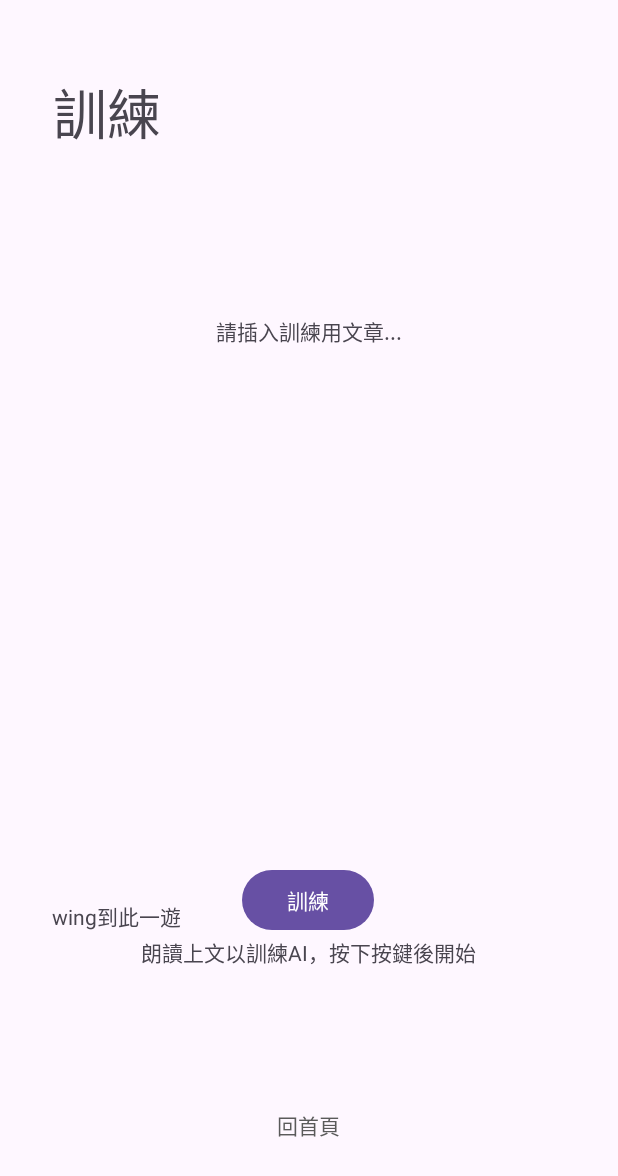
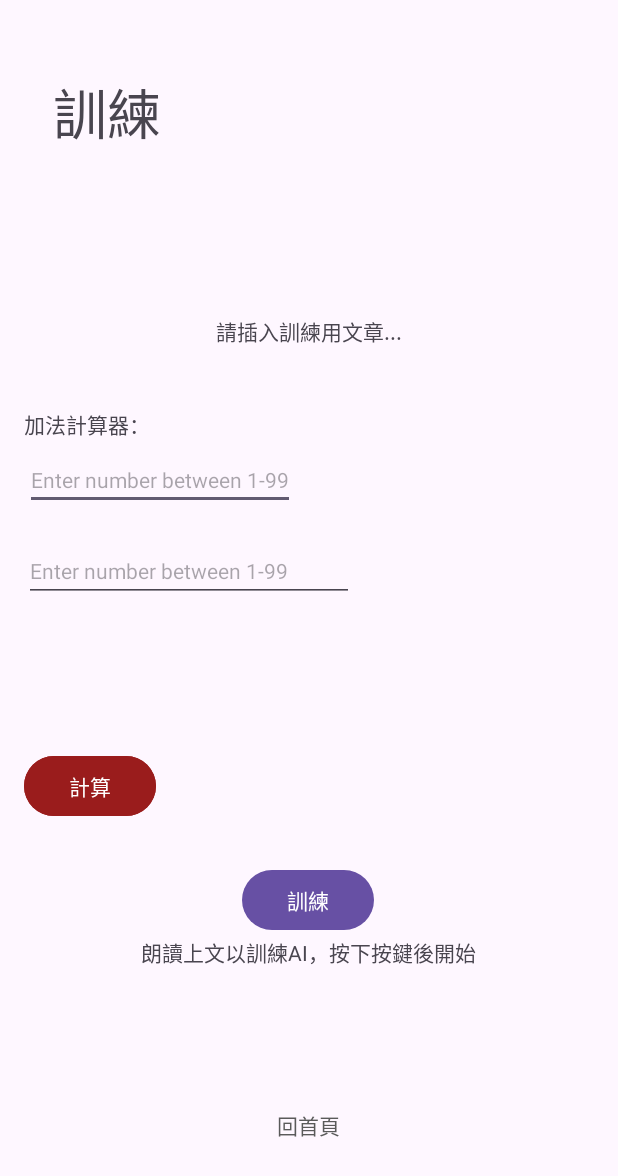
Before and after one commit to JasonMeteor/GraduationProject, an Android app: the Training1 screen opened directly, with no data from a screen before it, on a phone screen of 412 x 824 dp. Shown: the top 1176 px of the screen. Run offline under Robolectric (Android 15) with nearby library versions, the phone set to English and light mode, and no system bars.

Commit message:
在 training1 頁面加入 adder 範例

```diff
--- a/app/src/main/java/mobileapp/graduationproject/Training1.java
+++ b/app/src/main/java/mobileapp/graduationproject/Training1.java
@@ -4,12 +4,16 @@ import androidx.appcompat.app.AppCompatActivity;
 
 import android.content.Intent;
 import android.os.Bundle;
+import android.text.Editable;
 import android.view.View;
 import android.widget.Button;
+import android.widget.EditText;
+import android.widget.TextView;
 
 public class Training1 extends AppCompatActivity {
 
     private Button btnBack;
+    private Button btn_AdderCal;
 
     @Override
     protected void onCreate(Bundle savedInstanceState){
@@ -29,4 +33,27 @@ public class Training1 extends AppCompatActivity {
 
         btnBack.setOnClickListener(backHomeListener);
     }
+
+    public void adderCal(View view){
+        // All the Operations can be done Here.
+        final TextView text=findViewById(R.id.adderResult);
+        final EditText valA = (EditText)findViewById(R.id.editTextNumberDecimalFirst);
+        final EditText valB = (EditText)findViewById(R.id.editTextNumberDecimalSecond);
+
+        if(valA.getText().toString().trim().length() > 0 &&
+                valB.getText().toString().trim().length() > 0) {
+
+            int numA = Integer.parseInt(valA.getText().toString());
+            int numB = Integer.parseInt(valB.getText().toString());
+
+            if(numA>0 && numA<100 && numB>0 && numB<100) {
+                text.setText("result = " + (numA+numB));
+            } else {
+                text.setText("please input 1-99");
+            }
+        } else {
+            text.setText("incorrect input");
+        }
+
+    }
 }
--- a/app/src/main/res/layout/activity_training1.xml
+++ b/app/src/main/res/layout/activity_training1.xml
@@ -24,17 +24,6 @@
         android:layout_marginTop="210dp"
         android:text="請插入訓練用文章..."
         app:layout_constraintEnd_toEndOf="parent"
-        app:layout_constraintStart_toStartOf="parent"
-        app:layout_constraintTop_toTopOf="parent" />
-
-    <TextView
-        android:id="@+id/tv_trainingParagraphDemo"
-        android:layout_width="wrap_content"
-        android:layout_height="wrap_content"
-        android:layout_marginTop="600dp"
-        android:text="wing到此一遊"
-        app:layout_constraintEnd_toEndOf="parent"
-        app:layout_constraintHorizontal_bias="0.107"
         app:layout_constraintStart_toStartOf="parent"
         app:layout_constraintTop_toTopOf="parent" />
 
@@ -72,4 +61,64 @@
         app:layout_constraintHorizontal_bias="0.498"
         app:layout_constraintStart_toStartOf="parent" />
 
+    <EditText
+        android:id="@+id/editTextNumberDecimalFirst"
+        android:layout_width="wrap_content"
+        android:layout_height="wrap_content"
+        android:layout_marginTop="300dp"
+        android:hint="Enter number between 1-99"
+        android:inputType="numberDecimal"
+        android:textSize="14sp"
+        app:layout_constraintEnd_toEndOf="parent"
+        app:layout_constraintHorizontal_bias="0.072"
+        app:layout_constraintStart_toStartOf="parent"
+        app:layout_constraintTop_toTopOf="parent" />
+
+    <EditText
+        android:id="@+id/editTextNumberDecimalSecond"
+        android:layout_width="220dp"
+        android:layout_height="41dp"
+        android:layout_marginTop="360dp"
+        android:hint="Enter number between 1-99"
+        android:inputType="numberDecimal"
+        android:textSize="14sp"
+        app:layout_constraintEnd_toEndOf="parent"
+        app:layout_constraintHorizontal_bias="0.083"
+        app:layout_constraintStart_toStartOf="parent"
+        app:layout_constraintTop_toTopOf="parent" />
+
+    <Button
+        android:id="@+id/btn_AdderCal"
+        android:layout_width="wrap_content"
+        android:layout_height="wrap_content"
+        android:layout_marginBottom="276dp"
+        android:backgroundTint="#9A1C1C"
+        android:onClick="adderCal"
+        android:text="計算"
+        app:layout_constraintBottom_toBottomOf="parent"
+        app:layout_constraintEnd_toEndOf="parent"
+        app:layout_constraintHorizontal_bias="0.049"
+        app:layout_constraintStart_toStartOf="parent" />
+
+    <TextView
+        android:id="@+id/adderLabel"
+        android:layout_width="wrap_content"
+        android:layout_height="wrap_content"
+        android:layout_marginTop="272dp"
+        android:text="加法計算器："
+        app:layout_constraintEnd_toEndOf="parent"
+        app:layout_constraintHorizontal_bias="0.049"
+        app:layout_constraintStart_toStartOf="parent"
+        app:layout_constraintTop_toTopOf="parent" />
+
+    <TextView
+        android:id="@+id/adderResult"
+        android:layout_width="100dp"
+        android:layout_height="40dp"
+        android:layout_marginTop="404dp"
+        app:layout_constraintEnd_toEndOf="parent"
+        app:layout_constraintHorizontal_bias="0.711"
+        app:layout_constraintStart_toStartOf="parent"
+        app:layout_constraintTop_toTopOf="parent" />
+
 </androidx.constraintlayout.widget.ConstraintLayout>
```
